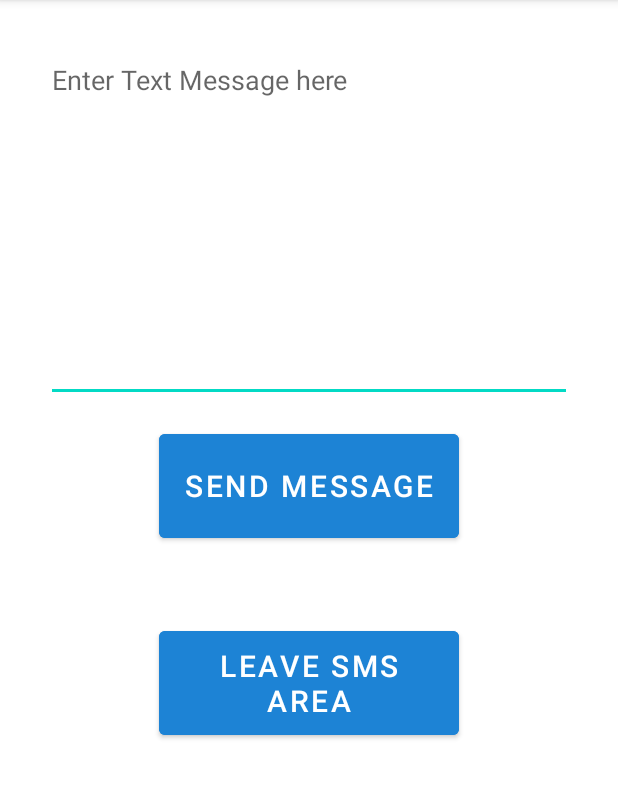
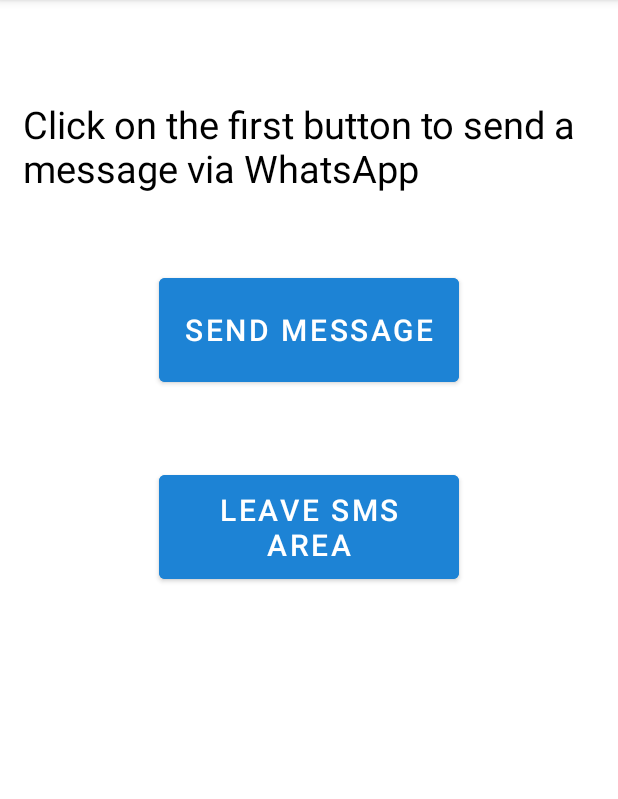
Before and after one commit to Efeighery/MedsUpApp, an Android app: the TextMaker screen opened directly, with no data from a screen before it, after a tap on "SEND MESSAGE", on a phone screen of 412 x 824 dp, the part 84-883 px from its top. Run offline under Robolectric (Android 15) with nearby library versions, the phone set to English and light mode, and no system bars.

Commit message:
Altered TextMaker to utilise WhatsApp and added permission for Alarm

```diff
--- a/app/src/main/AndroidManifest.xml
+++ b/app/src/main/AndroidManifest.xml
@@ -2,6 +2,7 @@
 <manifest xmlns:android="http://schemas.android.com/apk/res/android"
     xmlns:tools="http://schemas.android.com/tools">
 
+    <uses-permission android:name="com.android.alarm.permission.SET_ALARM"/>
     <uses-permission android:name="android.permission.POST_NOTIFICATIONS" />
     <uses-permission android:name="android.permission.SEND_SMS" />
     <uses-permission android:name="android.permission.RECEIVE_SMS" />
@@ -20,9 +21,6 @@
         tools:targetApi="31">
         <activity
             android:name=".AddReminder"
-            android:exported="false" />
-        <activity
-            android:name=".NotificationActivity"
             android:exported="false" />
         <activity
             android:name=".AlarmMaker"
--- a/app/src/main/java/com/example/medsupapp/TextMaker.java
+++ b/app/src/main/java/com/example/medsupapp/TextMaker.java
@@ -28,58 +28,39 @@
 
 /*
  *
- * @reference:  https://www.geeksforgeeks.org/how-to-send-message-on-whatsapp-in-android/TextMaker.java
+ * @reference:  https://www.youtube.com/watch?v=wDl1ZsCKBtI&t=184s/TextMaker.java
  *
  */
 
 public class TextMaker extends AppCompatActivity {
 
-    private EditText medMessage;
     private Button sendMessage, home;
+    private String notice = "Message can be made in WhatsApp";
 
     @Override
     protected void onCreate(Bundle savedInstanceState) {
         super.onCreate(savedInstanceState);
         setContentView(R.layout.activity_text_maker);
 
-        medMessage = findViewById(R.id.textMsg);
+
         sendMessage = findViewById(R.id.sendTextBtn);
         home = findViewById(R.id.returnConBtn);
 
         sendMessage.setOnClickListener(new View.OnClickListener() {
             @Override
             public void onClick(View v) {
-                String message = medMessage.getText().toString();
+                Intent whatsApp = new Intent(Intent.ACTION_SEND);
 
-                // Activates this method after the message is obtained from the text field
-                sendMessageIntent(message);
+                whatsApp.putExtra(Intent.EXTRA_TEXT, notice);
+                whatsApp.setType("text/plain");
+
+                whatsApp.setPackage("com.whatsapp");
+                startActivity(whatsApp);
             }
+
         });
 
         home.setOnClickListener(v -> startActivity(new Intent(TextMaker.this, MainActivity.class)));
     }
 
-    // This method uses an Intent object to send a message via WhatsApp
-    private void sendMessageIntent(String message){
-
-        // This will set the Intent action to send a message
-        Intent in = new Intent(Intent.ACTION_SEND);
-
-        // The Intent will be declared as a plain text type of message and the package will be set to check if WhatsApp has been installed
-        in.setType("text/plain");
-        in.setPackage("com.whatsapp");
-
-        // This will save the message when the app transitions to WhatsApp
-        in.putExtra(Intent.EXTRA_TEXT, message);
-
-        // If WhatsApp isn't in the user's phone, this message will appear instead
-        if(in.resolveActivity(getPackageManager()) == null){
-            Toast.makeText(TextMaker.this, "Install WhatsApp on your phone first", Toast.LENGTH_SHORT).show();
-
-            return;
-        }
-
-        startActivity(in);
-    }
-
 }
--- a/app/src/main/res/layout/activity_text_maker.xml
+++ b/app/src/main/res/layout/activity_text_maker.xml
@@ -8,18 +8,16 @@
     android:padding="15dp"
     tools:context=".TextMaker">
 
-    <!--Much like the Email Maker page, the phone number and text message body needs to be filled in to send the message, otherwise a prompt will appear-->
+    <TextView
+        android:layout_width="wrap_content"
+        android:layout_height="wrap_content"
+        android:text="Click on the first button to send a message via WhatsApp"
+        android:layout_marginTop="50dp"
+        android:textSize="25dp"
+        android:textColor="@color/black"
+        android:layout_marginBottom="50dp"
+        />
 
-    <EditText
-        android:id="@+id/textMsg"
-        android:layout_width="match_parent"
-        android:layout_height="wrap_content"
-        android:lines="10"
-        android:hint="Enter Text Message here"
-        android:inputType="textMultiLine"
-        android:layout_margin="15dp"
-        android:gravity="start"
-        />
 
     <Button
         android:id="@+id/sendTextBtn"
```
Also changed, not shown: app/src/main/java/com/example/medsupapp/NotificationActivity.java (deleted, +0 -14 lines), app/src/main/res/layout/activity_notification.xml (deleted, +0 -21 lines), app/src/main/res/layout/activity_notification_creator.xml (deleted, +0 -42 lines).
